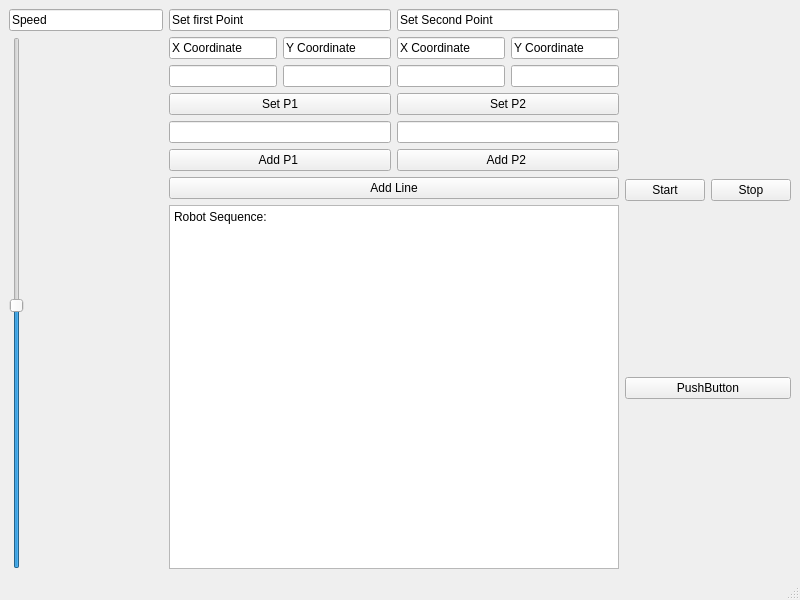
Old version of the form CAPISample/robotdrawui.ui in the repository dzunder32/BachelorRobot.
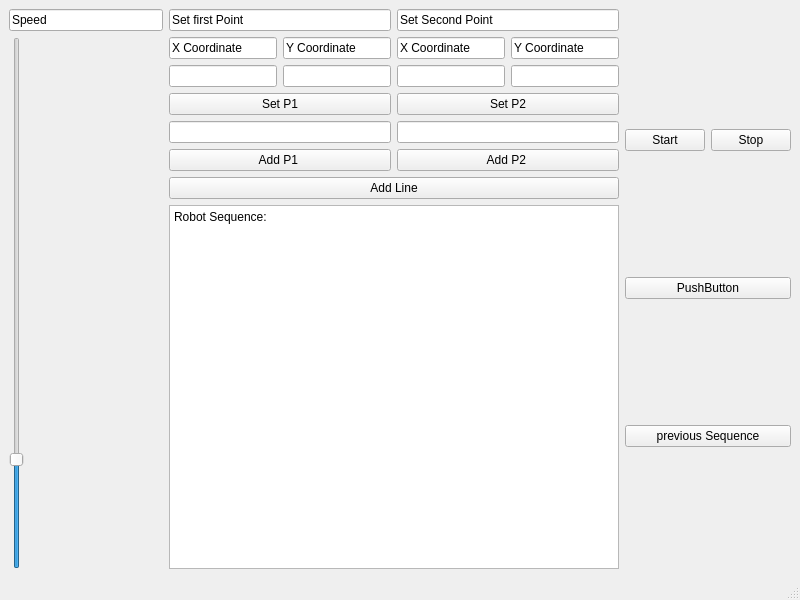
New version of the form.

Patch:
```diff
--- a/CAPISample/robotdrawui.ui
+++ b/CAPISample/robotdrawui.ui
@@ -30,7 +30,7 @@
          <number>4</number>
         </property>
         <property name="maximum">
-         <number>400</number>
+         <number>1000</number>
         </property>
         <property name="value">
          <number>200</number>
@@ -211,6 +211,13 @@
         </property>
        </widget>
       </item>
+      <item>
+       <widget class="QPushButton" name="pushButton_History">
+        <property name="text">
+         <string>previous Sequence</string>
+        </property>
+       </widget>
+      </item>
      </layout>
     </item>
    </layout>
```
